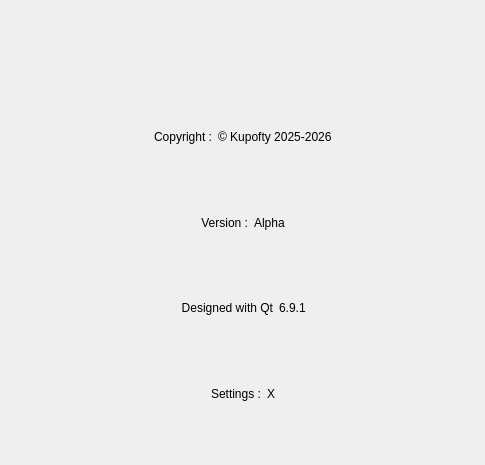
Kupofty/OpenSeaNav, file src/menu_bar/about/menubar_about.ui: the form before one commit.
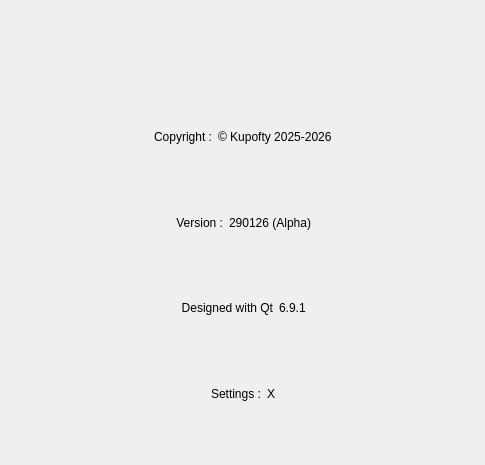
The form after the commit. Icons and pictures are not drawn.

Commit message: Update translations and about dialog UI

```diff
--- a/src/menu_bar/about/menubar_about.ui
+++ b/src/menu_bar/about/menubar_about.ui
@@ -108,7 +108,7 @@
      <item>
       <widget class="QLabel" name="label_9">
        <property name="text">
-        <string notr="true">Alpha</string>
+        <string notr="true">290126 (Alpha)</string>
        </property>
       </widget>
      </item>
@@ -152,8 +152,8 @@
        </property>
        <property name="maximumSize">
         <size>
-         <width>40</width>
-         <height>40</height>
+         <width>250</width>
+         <height>250</height>
         </size>
        </property>
        <property name="text">
```
Left out of the diff: 4 changed lines with no effect on the pictures. The commit also changes 4 other files.
